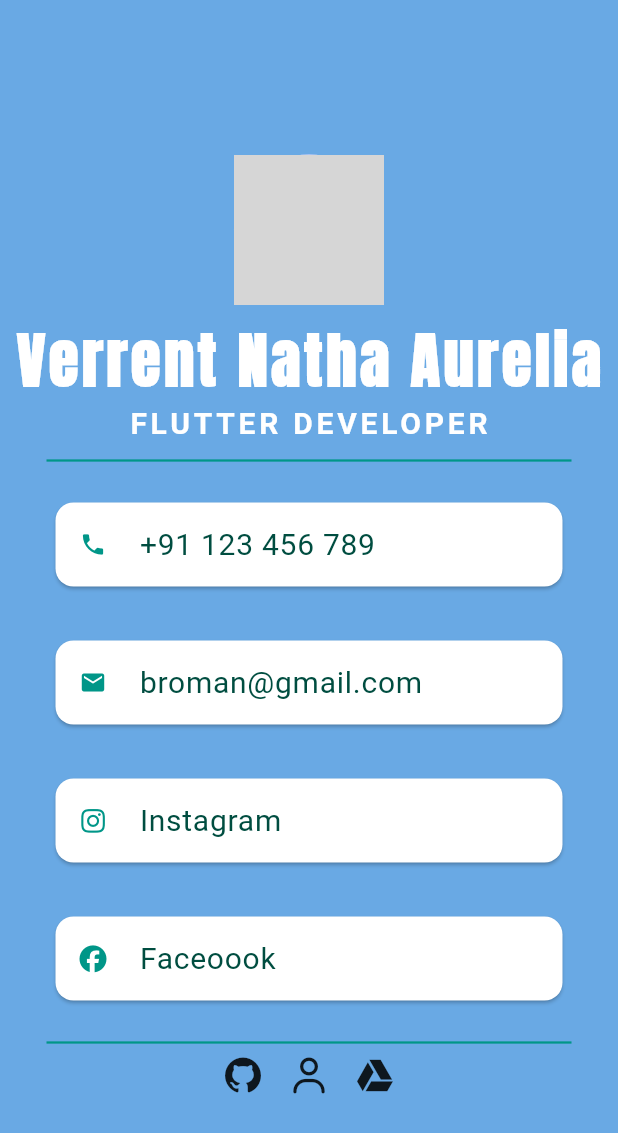
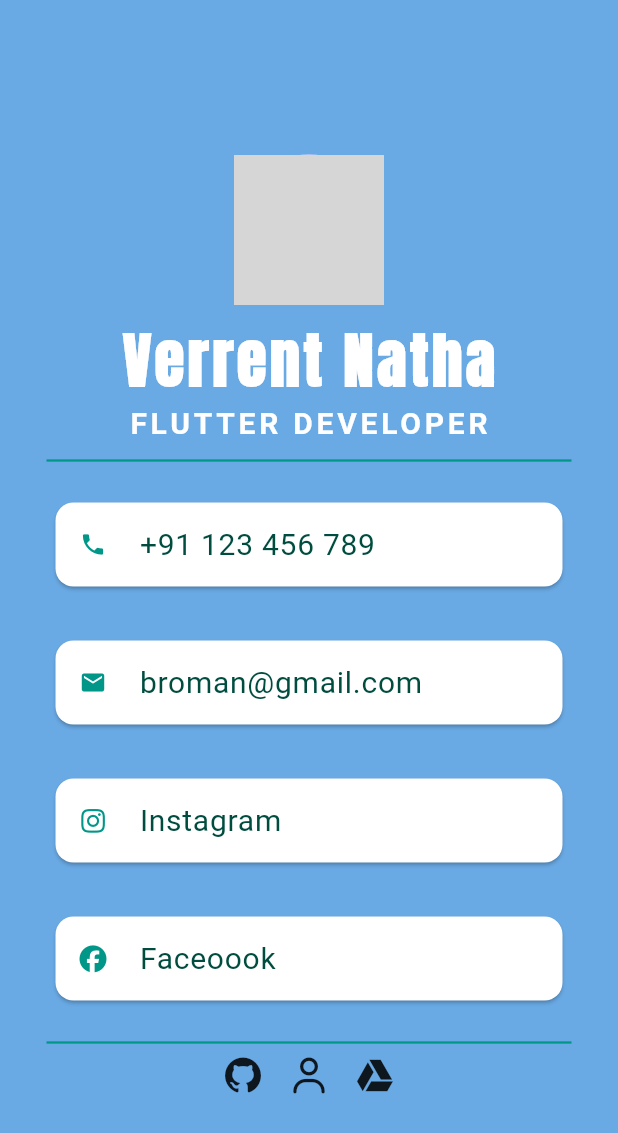
Before and after one commit to vrnnthaa/gd1_a_2401, a Flutter app: the screen it shows after launch, on a phone screen of 412 x 824 dp. Shown: the top 1133 px of the screen. Run offline on Flutter 3.47's test engine with Material 3 defaults, Android fonts, the phone set to English and light mode, and no system bars; our stand-ins replace font_awesome_flutter; Roboto replaces fonts that are missing (Source Sans Pro); grey boxes are pictures that could not be loaded.

Commit message:
Update constant.dart

```diff
--- a/lib/utilities/constant.dart
+++ b/lib/utilities/constant.dart
@@ -2,7 +2,7 @@ import 'package:flutter/material.dart';
 
 const kColor = Color.fromARGB(255, 105, 169, 228);
 
-const String username = 'Verrent Natha Aurelia';
+const String username = 'Verrent Natha';
 
 const SizedBox kSizeBox2 = SizedBox(width: 20);
 
```
